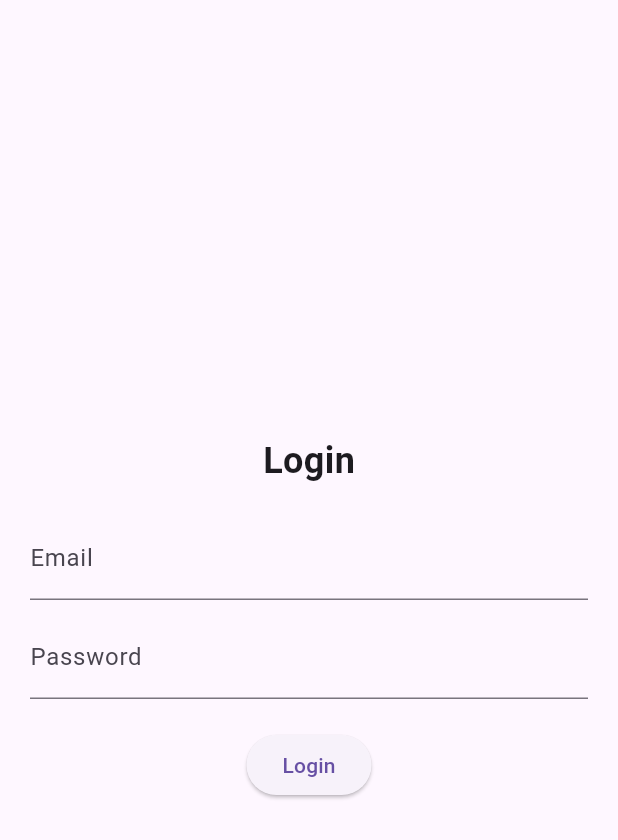
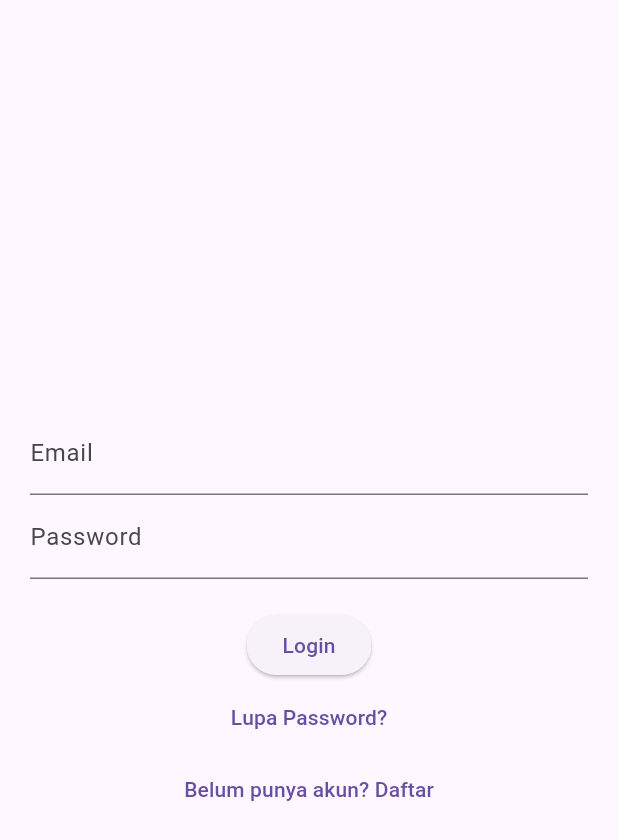
Before and after one commit to IT-BSGI/Flutter-CounterSystem, a Flutter app: the LoginScreen screen opened directly, on a phone screen of 412 x 824 dp. Shown: the top 840 px of the screen. Run offline on Flutter 3.47's test engine with Material 3 defaults, Android fonts, the phone set to English and light mode, and no system bars; our stand-ins replace cloud_firestore, firebase_auth, firebase_core, flutter_riverpod; missing offline and left inert: pluto_grid; accounts and stored records are empty.

Commit message:
25/03/14

```diff
--- a/lib/views/login_screen.dart
+++ b/lib/views/login_screen.dart
@@ -1,7 +1,5 @@
 import 'package:flutter/material.dart';
-import 'package:firebase_core/firebase_core.dart';
 import 'package:firebase_auth/firebase_auth.dart';
-import 'counter_table_screen.dart'; // 🔹 Pindah ke halaman utama setelah login
 import 'dashboard.dart';
 
 class LoginScreen extends StatefulWidget {
@@ -10,61 +8,75 @@ class LoginScreen extends StatefulWidget {
 }
 
 class _LoginScreenState extends State<LoginScreen> {
+  final _formKey = GlobalKey<FormState>();
   final TextEditingController emailController = TextEditingController();
   final TextEditingController passwordController = TextEditingController();
+  final FirebaseAuth _auth = FirebaseAuth.instance;
   bool isLoading = false;
 
   Future<void> login() async {
+    if (!_formKey.currentState!.validate()) return;
+
     setState(() => isLoading = true);
-
     try {
-      await FirebaseAuth.instance.signInWithEmailAndPassword(
+      await _auth.signInWithEmailAndPassword(
         email: emailController.text.trim(),
         password: passwordController.text.trim(),
       );
-      Navigator.pushReplacement(
-        context,
-        MaterialPageRoute(builder: (context) => DashboardPanel()),
+
+      // Navigasi tanpa menumpuk halaman
+      Navigator.of(context).popUntil((route) => route.isFirst);
+    } on FirebaseAuthException catch (e) {
+      String errorMessage = "Login gagal, coba lagi!";
+      if (e.code == 'user-not-found') {
+        errorMessage = "Akun tidak ditemukan!";
+      } else if (e.code == 'wrong-password') {
+        errorMessage = "Password salah!";
+      }
+      ScaffoldMessenger.of(context).showSnackBar(
+        SnackBar(content: Text(errorMessage)),
       );
-    } on FirebaseAuthException catch (e) {
-      ScaffoldMessenger.of(context).showSnackBar(
-        SnackBar(content: Text(e.message ?? "Login failed")),
-      );
-    } finally {
+    }
     setState(() => isLoading = false);
-    }
   }
 
   @override
   Widget build(BuildContext context) {
     return Scaffold(
-      body: Padding(
+      body: Center(
+        child: Padding(
           padding: const EdgeInsets.all(20.0),
-        child: Center(
+          child: Form(
+            key: _formKey,
             child: Column(
               mainAxisSize: MainAxisSize.min,
               children: [
-              Text("Login", style: TextStyle(fontSize: 24, fontWeight: FontWeight.bold)),
-              SizedBox(height: 20),
-              TextField(
+                TextFormField(
                   controller: emailController,
                   decoration: InputDecoration(labelText: "Email"),
                   keyboardType: TextInputType.emailAddress,
+                  validator: (value) => value!.isEmpty ? "Masukkan email!" : null,
                 ),
-              SizedBox(height: 10),
-              TextField(
+                TextFormField(
                   controller: passwordController,
                   decoration: InputDecoration(labelText: "Password"),
                   obscureText: true,
+                  validator: (value) => value!.isEmpty ? "Masukkan password!" : null,
                 ),
-              SizedBox(height: 20),
+                const SizedBox(height: 20),
                 isLoading
-                  ? CircularProgressIndicator()
-                  : ElevatedButton(
-                      onPressed: login,
-                      child: Text("Login"),
+                    ? const CircularProgressIndicator()
+                    : ElevatedButton(onPressed: login, child: const Text("Login")),
+                TextButton(
+                  onPressed: () {}, // Tambahkan fungsi reset password di sini
+                  child: const Text("Lupa Password?"),
+                ),
+                TextButton(
+                  onPressed: () {}, // Tambahkan navigasi ke halaman register
+                  child: const Text("Belum punya akun? Daftar"),
                 ),
               ],
+            ),
           ),
         ),
       ),
--- a/pubspec.yaml
+++ b/pubspec.yaml
@@ -43,6 +43,7 @@ dependencies:
   chart_engine: ^2.1.0
   excel: ^4.0.6
   path_provider: ^2.1.5
+  firebase_auth: ^5.5.1
 
 dev_dependencies:
   flutter_test:
```
Also changed, not shown: lib/main.dart (+32 -5 lines), lib/views/counter_table_screen.dart (+15 -35 lines), lib/views/dashboard.dart (+18 -24 lines), pubspec.lock, 3 other files. Lines whose indentation alone changed are shown as unchanged.
